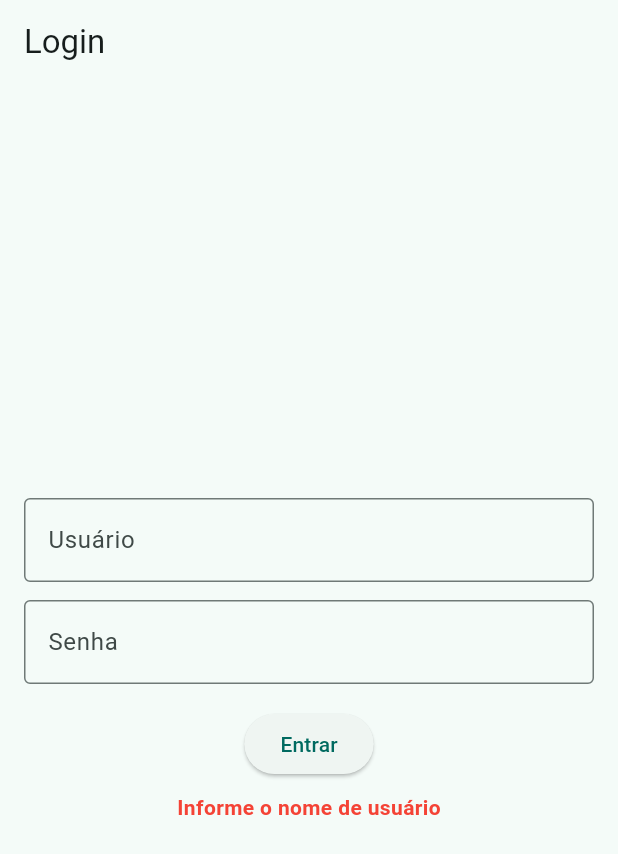
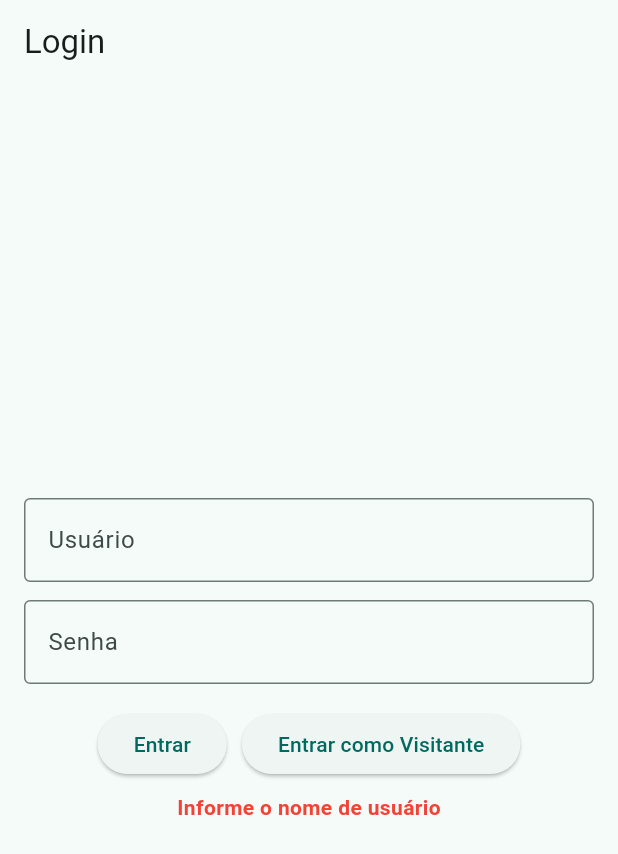
Before and after one commit to adao-locks/rel_control, a Flutter app: the screen it shows after launch, after a tap on "Entrar", on a phone screen of 412 x 824 dp. Shown: the top 854 px of the screen. Run offline on Flutter 3.47's test engine with Material 3 defaults, Android fonts, the phone set to English and light mode, and no system bars; our stand-ins replace file_picker, open_file.

Commit message:
inserido botão para log-in como visitante

```diff
--- a/lib/pages/login_page.dart
+++ b/lib/pages/login_page.dart
@@ -15,10 +15,10 @@ class _LoginPageState extends State<LoginPage> {
   String tipoUsuario = '';
   String errorMessage = '';
 
-  void login() {
+  void login({required bool validar}) {
     String user = usernameController.text.trim();
 
-    if (user.isEmpty) {
+    if (validar && user.isEmpty) {
       setState(() {
         errorMessage = 'Informe o nome de usuário';
       });
@@ -38,7 +38,8 @@ class _LoginPageState extends State<LoginPage> {
     Navigator.pushReplacement(
       context,
       MaterialPageRoute(
-        builder: (context) => ClientPage(tipoUsuario: tipoUsuario, username: user),
+        builder: (context) =>
+            ClientPage(tipoUsuario: tipoUsuario, username: user),
       ),
     );
   }
@@ -64,7 +65,9 @@ class _LoginPageState extends State<LoginPage> {
                 if (value != upperValue) {
                   usernameController.value = usernameController.value.copyWith(
                     text: upperValue,
-                    selection: TextSelection.collapsed(offset: upperValue.length),
+                    selection: TextSelection.collapsed(
+                      offset: upperValue.length,
+                    ),
                   );
                 }
               },
@@ -79,15 +82,28 @@ class _LoginPageState extends State<LoginPage> {
               ),
             ),
             const SizedBox(height: 16),
-            ElevatedButton(
-              onPressed: login,
-              child: const Text('Entrar'),
+            Row(
+              mainAxisAlignment: MainAxisAlignment.center,
+              children: [
+                ElevatedButton(
+                  onPressed: () => login(validar: true),
+                  child: const Text('Entrar'),
+                ),
+                const SizedBox(width: 10),
+                ElevatedButton(
+                  onPressed: () => login(validar: false),
+                  child: const Text('Entrar como Visitante'),
+                ),
+              ],
             ),
             const SizedBox(height: 8),
             if (errorMessage.isNotEmpty)
               Text(
                 errorMessage,
-                style: const TextStyle(color: Colors.red, fontWeight: FontWeight.bold),
+                style: const TextStyle(
+                  color: Colors.red,
+                  fontWeight: FontWeight.bold,
+                ),
               ),
           ],
         ),
```
